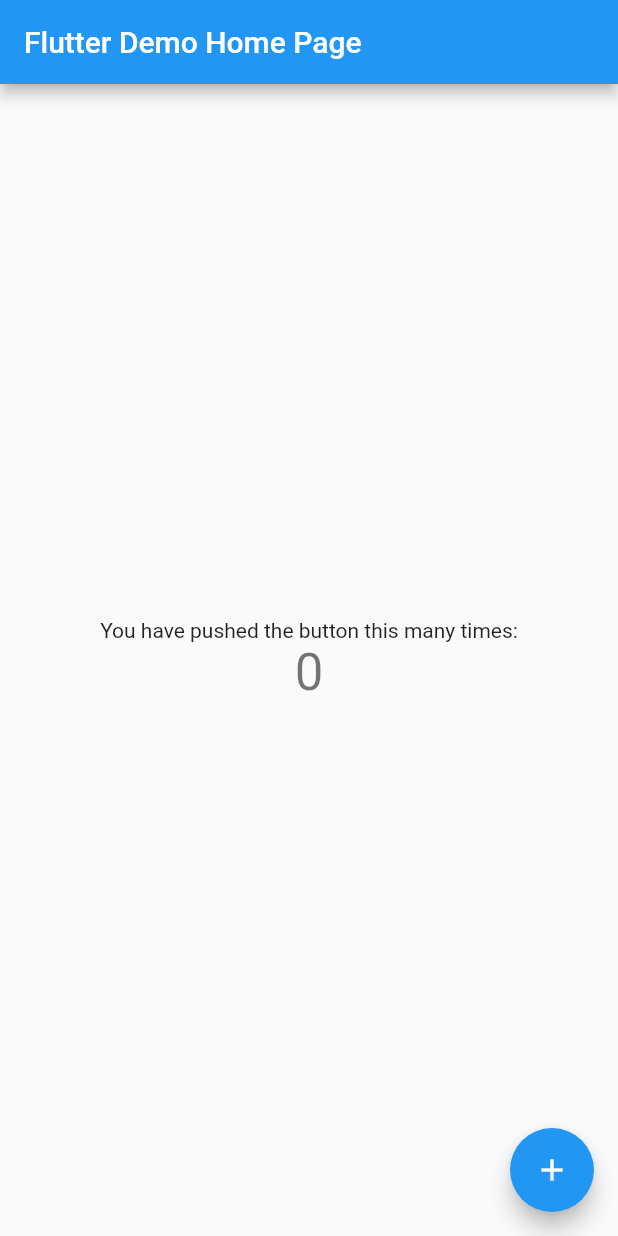
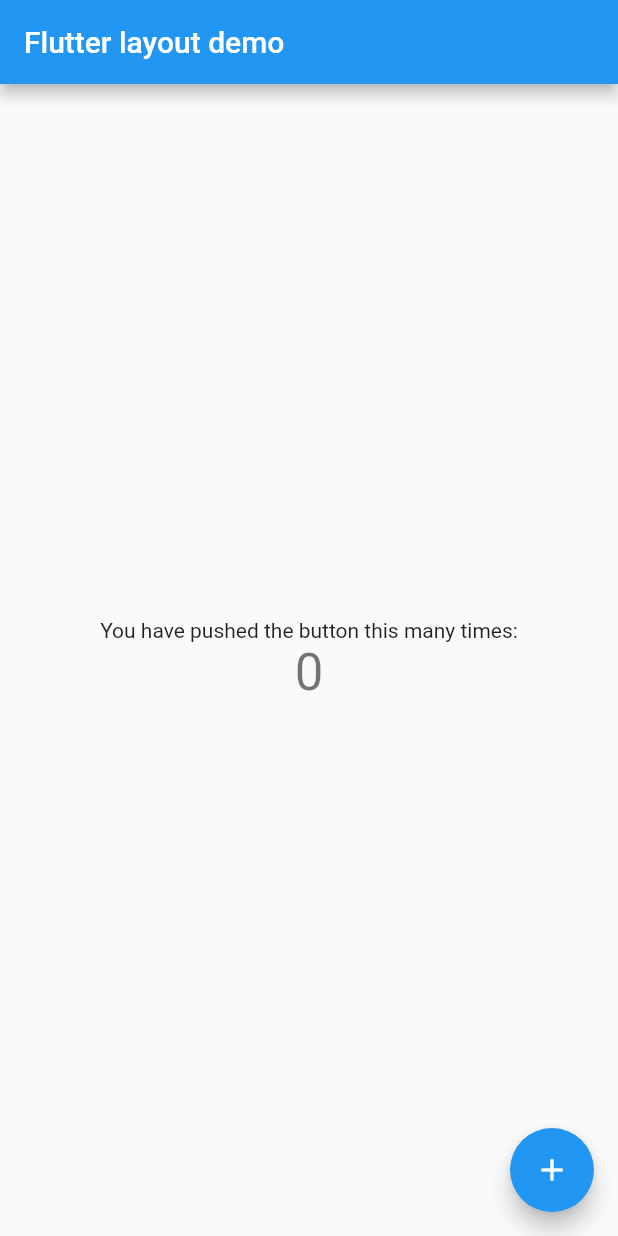
Before and after one commit to juanmaberrocal/flutter-layout-demo, a Flutter app: the screen it shows after launch, on a phone screen of 412 x 824 dp. Run offline on Flutter 3.47's test engine with Material 2 defaults, Android fonts, the phone set to English and light mode, and no system bars.

```diff
--- a/lib/main.dart
+++ b/lib/main.dart
@@ -7,7 +7,7 @@ class MyApp extends StatelessWidget {
   @override
   Widget build(BuildContext context) {
     return MaterialApp(
-      title: 'Flutter Demo',
+      title: 'Flutter layout demo',
       theme: ThemeData(
         // This is the theme of your application.
         //
@@ -20,7 +20,7 @@ class MyApp extends StatelessWidget {
         // is not restarted.
         primarySwatch: Colors.blue,
       ),
-      home: MyHomePage(title: 'Flutter Demo Home Page'),
+      home: MyHomePage(title: 'Flutter layout demo'),
     );
   }
 }
```
